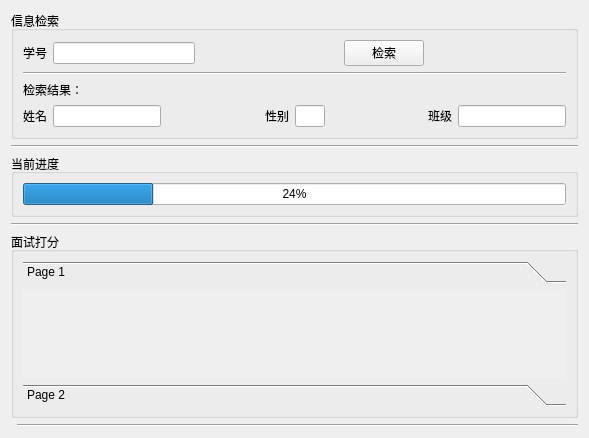
First picture: the form in ui/GradeWidget.ui, repository hurley25/xylms, before the edit.
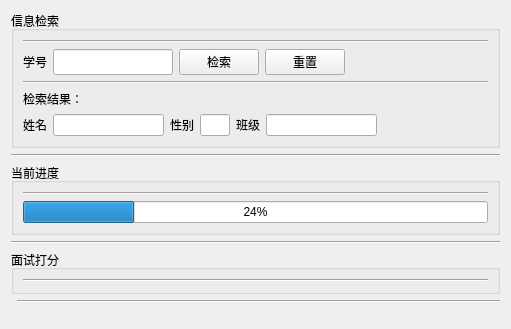
Second picture: the form after the edit.

Diff of the .ui file:
```diff
--- a/ui/GradeWidget.ui
+++ b/ui/GradeWidget.ui
@@ -6,8 +6,8 @@
    <rect>
     <x>0</x>
     <y>0</y>
-    <width>589</width>
-    <height>438</height>
+    <width>511</width>
+    <height>329</height>
    </rect>
   </property>
   <property name="windowTitle">
@@ -22,6 +22,13 @@
         <string>信息检索</string>
        </property>
        <layout class="QVBoxLayout" name="verticalLayout">
+        <item>
+         <widget class="Line" name="line_5">
+          <property name="orientation">
+           <enum>Qt::Horizontal</enum>
+          </property>
+         </widget>
+        </item>
         <item>
          <layout class="QHBoxLayout" name="horizontalLayout">
           <item>
@@ -32,20 +39,14 @@
            </widget>
           </item>
           <item>
-           <widget class="QLineEdit" name="idEdit"/>
-          </item>
-          <item>
-           <spacer name="horizontalSpacer">
-            <property name="orientation">
-             <enum>Qt::Horizontal</enum>
-            </property>
-            <property name="sizeHint" stdset="0">
+           <widget class="QLineEdit" name="idEdit">
+            <property name="maximumSize">
              <size>
-              <width>88</width>
-              <height>20</height>
+              <width>120</width>
+              <height>50</height>
              </size>
             </property>
-           </spacer>
+           </widget>
           </item>
           <item>
            <widget class="QPushButton" name="findButton">
@@ -54,6 +55,13 @@
             </property>
            </widget>
           </item>
+          <item>
+           <widget class="QPushButton" name="resetButton">
+            <property name="text">
+             <string>重置</string>
+            </property>
+           </widget>
+          </item>
           <item>
            <spacer name="horizontalSpacer_4">
             <property name="orientation">
@@ -93,25 +101,18 @@
            </widget>
           </item>
           <item>
-           <widget class="QLineEdit" name="lineEdit">
+           <widget class="QLineEdit" name="nameEdit">
+            <property name="maximumSize">
+             <size>
+              <width>120</width>
+              <height>30</height>
+             </size>
+            </property>
             <property name="readOnly">
              <bool>true</bool>
             </property>
            </widget>
           </item>
-          <item>
-           <spacer name="horizontalSpacer_2">
-            <property name="orientation">
-             <enum>Qt::Horizontal</enum>
-            </property>
-            <property name="sizeHint" stdset="0">
-             <size>
-              <width>58</width>
-              <height>20</height>
-             </size>
-            </property>
-           </spacer>
-          </item>
           <item>
            <widget class="QLabel" name="label_3">
             <property name="text">
@@ -132,19 +133,6 @@
             </property>
            </widget>
           </item>
-          <item>
-           <spacer name="horizontalSpacer_3">
-            <property name="orientation">
-             <enum>Qt::Horizontal</enum>
-            </property>
-            <property name="sizeHint" stdset="0">
-             <size>
-              <width>28</width>
-              <height>20</height>
-             </size>
-            </property>
-           </spacer>
-          </item>
           <item>
            <widget class="QLabel" name="label_4">
             <property name="text">
@@ -153,12 +141,31 @@
            </widget>
           </item>
           <item>
-           <widget class="QLineEdit" name="lineEdit_3">
+           <widget class="QLineEdit" name="classEdit">
+            <property name="maximumSize">
+             <size>
+              <width>150</width>
+              <height>30</height>
+             </size>
+            </property>
             <property name="readOnly">
              <bool>true</bool>
             </property>
            </widget>
           </item>
+          <item>
+           <spacer name="horizontalSpacer">
+            <property name="orientation">
+             <enum>Qt::Horizontal</enum>
+            </property>
+            <property name="sizeHint" stdset="0">
+             <size>
+              <width>40</width>
+              <height>20</height>
+             </size>
+            </property>
+           </spacer>
+          </item>
          </layout>
         </item>
        </layout>
@@ -177,6 +184,13 @@
         <string>当前进度</string>
        </property>
        <layout class="QVBoxLayout" name="verticalLayout_2">
+        <item>
+         <widget class="Line" name="line_6">
+          <property name="orientation">
+           <enum>Qt::Horizontal</enum>
+          </property>
+         </widget>
+        </item>
         <item>
          <widget class="QProgressBar" name="progressBar">
           <property name="value">
@@ -201,36 +215,10 @@
        </property>
        <layout class="QVBoxLayout" name="verticalLayout_3">
         <item>
-         <widget class="QToolBox" name="toolBox">
-          <property name="currentIndex">
-           <number>0</number>
+         <widget class="Line" name="line_7">
+          <property name="orientation">
+           <enum>Qt::Horizontal</enum>
           </property>
-          <widget class="QWidget" name="page">
-           <property name="geometry">
-            <rect>
-             <x>0</x>
-             <y>0</y>
-             <width>543</width>
-             <height>70</height>
-            </rect>
-           </property>
-           <attribute name="label">
-            <string>Page 1</string>
-           </attribute>
-          </widget>
-          <widget class="QWidget" name="page_2">
-           <property name="geometry">
-            <rect>
-             <x>0</x>
-             <y>0</y>
-             <width>543</width>
-             <height>70</height>
-            </rect>
-           </property>
-           <attribute name="label">
-            <string>Page 2</string>
-           </attribute>
-          </widget>
          </widget>
         </item>
        </layout>
```
Left out of the diff: 11 changed lines with no effect on the pictures.
